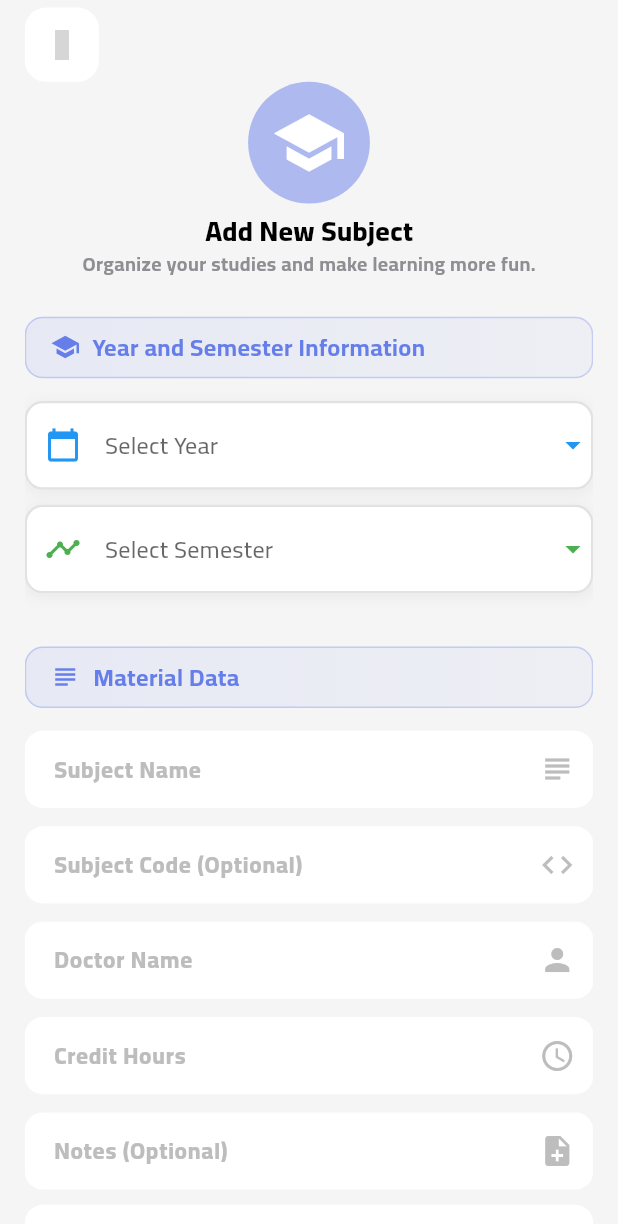
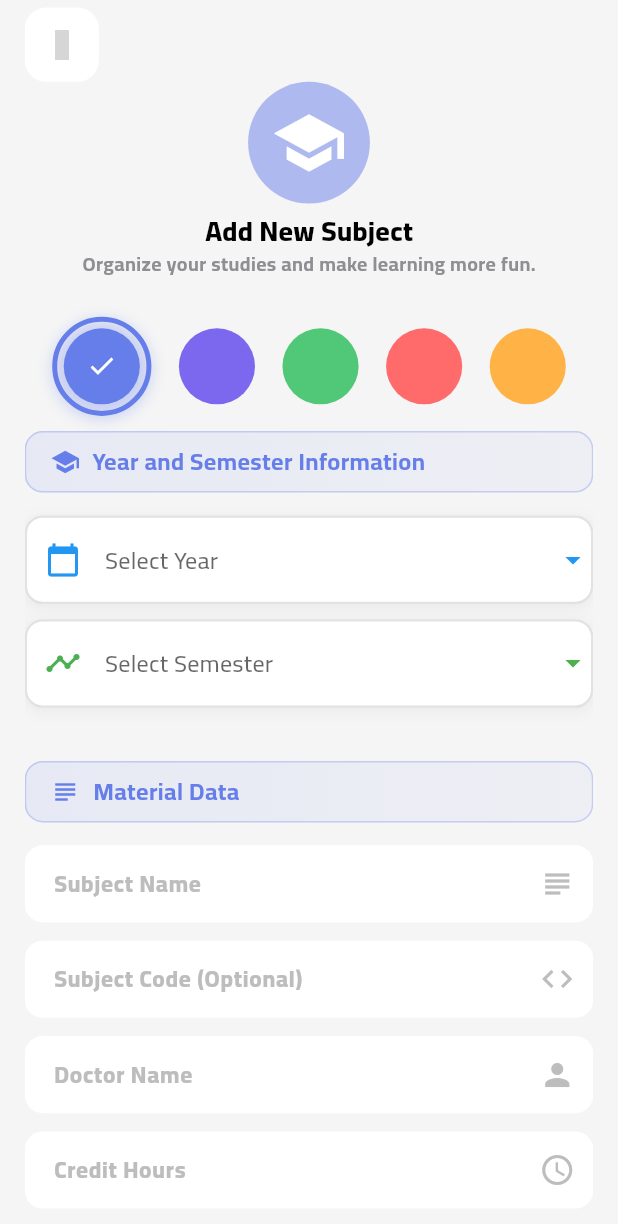
Before and after one commit to M-Fawzy2004/Academia, a Flutter app: the AddSubjectView screen opened by its route, on a phone screen of 412 x 824 dp. Shown: the top 1224 px of the screen. Run offline on Flutter 3.47's test engine with Material 3 defaults, Android fonts, the phone set to English and light mode, and no system bars; our stand-ins replace bloc, connectivity_plus, dartz, device_preview, equatable, file_picker and 12 more; accounts and stored records are empty; grey boxes are pictures that could not be loaded.

Commit message:
feat: add color selection option for subjects

```diff
--- a/lib/feature/add_subject/presentation/view/widget/add_subject_view_body.dart
+++ b/lib/feature/add_subject/presentation/view/widget/add_subject_view_body.dart
@@ -8,6 +8,7 @@ import 'package:study_box/core/widget/custom_button.dart';
 import 'package:study_box/core/widget/icon_back.dart';
 import 'package:study_box/feature/add_subject/data/model/resource_item.dart';
 import 'package:study_box/feature/add_subject/presentation/view/widget/add_subject_form.dart';
+import 'package:study_box/feature/add_subject/presentation/view/widget/color_options_row.dart';
 import 'package:study_box/feature/add_subject/presentation/view/widget/lecture_days_selector.dart';
 import 'package:study_box/feature/add_subject/presentation/view/widget/resources_widget.dart'; // استيراد الـ widget الجديد
 
@@ -58,6 +59,8 @@ class _AddSubjectViewBodyState extends State<AddSubjectViewBody> {
             style: Styles.font13GreyBold(context),
           ),
           heightBox(25),
+          const ColorOptionsRow(),
+          heightBox(10),
           const AddSubjectForm(),
           heightBox(10),
           LectureDaysSelector(
--- /dev/null
+++ b/lib/feature/add_subject/presentation/view/widget/color_options_row.dart
@@ -0,0 +1,90 @@
+import 'package:flutter/material.dart';
+import 'package:flutter_screenutil/flutter_screenutil.dart';
+import 'package:study_box/core/theme/app_color.dart';
+
+class ColorOptionsRow extends StatefulWidget {
+  final Color? initialSelectedColor;
+  final Function(Color selectedColor)? onColorSelected;
+
+  const ColorOptionsRow({
+    super.key,
+    this.initialSelectedColor,
+    this.onColorSelected,
+  });
+
+  @override
+  State<ColorOptionsRow> createState() => _ColorOptionsRowState();
+}
+
+class _ColorOptionsRowState extends State<ColorOptionsRow> {
+  Color? selectedColor;
+
+  final List<Color> availableColors = [
+    AppColors.primaryColor,
+    const Color(0xFF7B68EE),
+    const Color(0xFF50C878),
+    const Color(0xFFFF6B6B),
+    const Color(0xFFFFB347),
+  ];
+
+  @override
+  void initState() {
+    super.initState();
+    selectedColor = widget.initialSelectedColor ?? availableColors.first;
+  }
+
+  void _selectColor(Color color) {
+    setState(() {
+      selectedColor = color;
+    });
+    widget.onColorSelected?.call(color);
+  }
+
+  @override
+  Widget build(BuildContext context) {
+    return Row(
+      mainAxisAlignment: MainAxisAlignment.spaceEvenly,
+      children: availableColors.map((color) {
+        final isSelected = selectedColor == color;
+
+        return GestureDetector(
+          onTap: () => _selectColor(color),
+          child: AnimatedContainer(
+            duration: const Duration(milliseconds: 200),
+            curve: Curves.easeInOut,
+            decoration: BoxDecoration(
+              shape: BoxShape.circle,
+              border: isSelected
+                  ? Border.all(
+                      color: color,
+                      width: 3.w,
+                    )
+                  : null,
+              boxShadow: isSelected
+                  ? [
+                      BoxShadow(
+                        color: color.withOpacity(0.3),
+                        blurRadius: 8,
+                        offset: const Offset(0, 2),
+                      ),
+                    ]
+                  : null,
+            ),
+            padding: EdgeInsets.all(isSelected ? 4.w : 0),
+            child: CircleAvatar(
+              radius: 25.r,
+              backgroundColor: color,
+              child: isSelected
+                  ? Icon(
+                      Icons.check,
+                      color: Colors.white,
+                      size: 20.sp,
+                    )
+                  : null,
+            ),
+          ),
+        );
+      }).toList(),
+    );
+  }
+}
```
